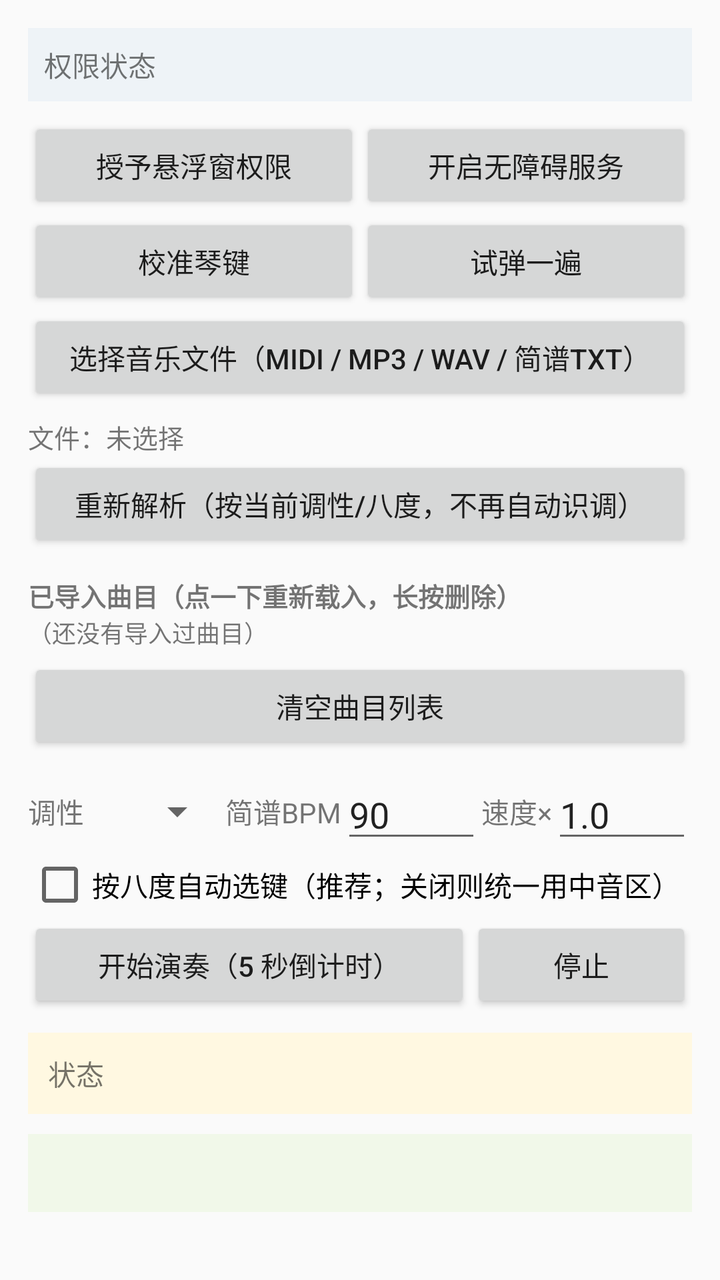
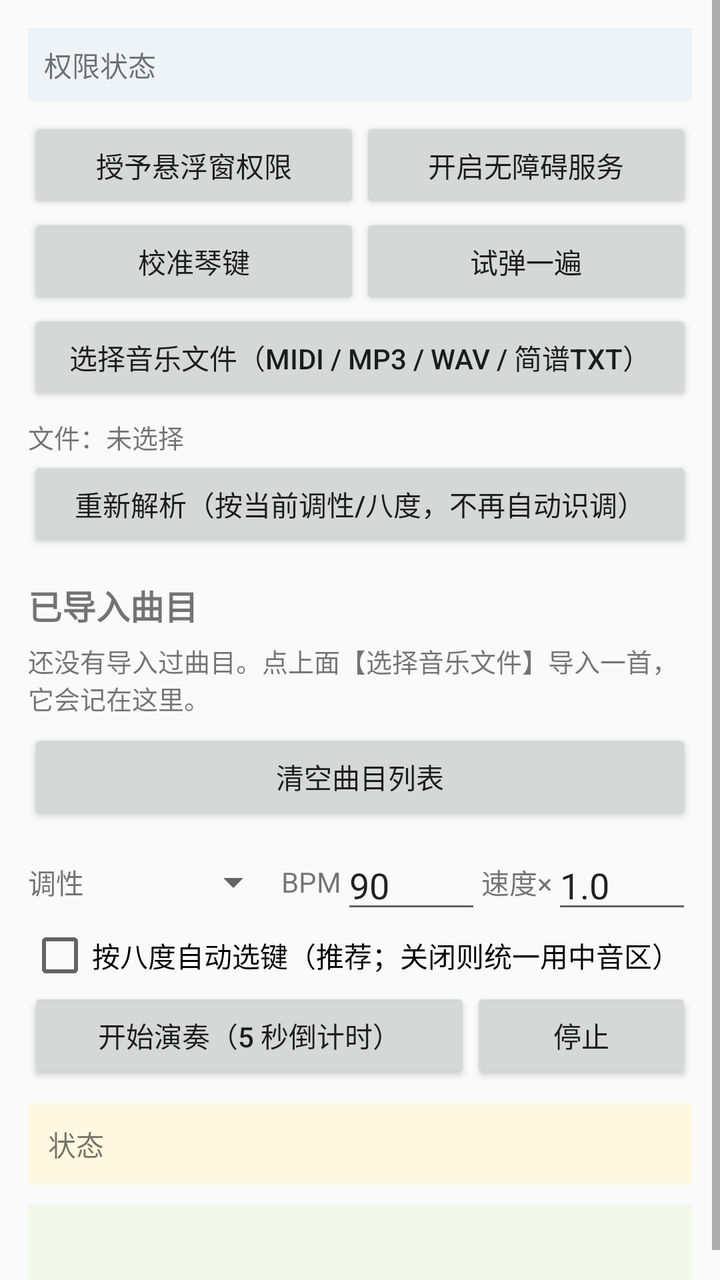

The first picture is an Android layout as it rendered before a commit; the second is the same layout after the commit. The layout source and the unified diff follow.
<!-- AndroidManifest.xml: application theme android:Theme.Material.Light.DarkActionBar -->
<!-- res/layout/activity_main.xml -->
<?xml version="1.0" encoding="utf-8"?>
<ScrollView xmlns:android="http://schemas.android.com/apk/res/android"
    android:layout_width="match_parent"
    android:layout_height="match_parent"
    android:fillViewport="true">

    <LinearLayout
        android:layout_width="match_parent"
        android:layout_height="wrap_content"
        android:orientation="vertical"
        android:padding="14dp">

        <TextView
            android:id="@+id/tv_perms"
            android:layout_width="match_parent"
            android:layout_height="wrap_content"
            android:background="#EEF3F7"
            android:padding="8dp"
            android:textSize="14sp"
            android:text="权限状态" />

        <LinearLayout
            android:layout_width="match_parent"
            android:layout_height="wrap_content"
            android:layout_marginTop="8dp"
            android:orientation="horizontal">

            <Button
                android:id="@+id/btn_overlay"
                android:layout_width="0dp"
                android:layout_height="wrap_content"
                android:layout_weight="1"
                android:text="授予悬浮窗权限" />

            <Button
                android:id="@+id/btn_access"
                android:layout_width="0dp"
                android:layout_height="wrap_content"
                android:layout_weight="1"
                android:text="开启无障碍服务" />
        </LinearLayout>

        <LinearLayout
            android:layout_width="match_parent"
            android:layout_height="wrap_content"
            android:orientation="horizontal">

            <Button
                android:id="@+id/btn_calibrate"
                android:layout_width="0dp"
                android:layout_height="wrap_content"
                android:layout_weight="1"
                android:text="校准琴键" />

            <Button
                android:id="@+id/btn_test"
                android:layout_width="0dp"
                android:layout_height="wrap_content"
                android:layout_weight="1"
                android:text="试弹一遍" />
        </LinearLayout>

        <Button
            android:id="@+id/btn_pick"
            android:layout_width="match_parent"
            android:layout_height="wrap_content"
            android:text="选择音乐文件（MIDI / MP3 / WAV / 简谱txt）" />

        <TextView
            android:id="@+id/tv_file"
            android:layout_width="match_parent"
            android:layout_height="wrap_content"
            android:paddingTop="6dp"
            android:text="文件：未选择"
            android:textSize="13sp" />

        <Button
            android:id="@+id/btn_reparse"
            android:layout_width="match_parent"
            android:layout_height="wrap_content"
            android:text="重新解析（按当前调性/八度，不再自动识调）" />

        <TextView
            android:layout_width="match_parent"
            android:layout_height="wrap_content"
            android:layout_marginTop="12dp"
            android:text="已导入曲目（点一下重新载入，长按删除）"
            android:textSize="13sp"
            android:textStyle="bold" />

        <LinearLayout
            android:id="@+id/list_songs"
            android:layout_width="match_parent"
            android:layout_height="wrap_content"
            android:orientation="vertical" />

        <TextView
            android:id="@+id/tv_library_empty"
            android:layout_width="match_parent"
            android:layout_height="wrap_content"
            android:paddingBottom="4dp"
            android:text="（还没有导入过曲目）"
            android:textSize="12sp" />

        <Button
            android:id="@+id/btn_clear_library"
            android:layout_width="match_parent"
            android:layout_height="wrap_content"
            android:text="清空曲目列表" />

        <LinearLayout
            android:layout_width="match_parent"
            android:layout_height="wrap_content"
            android:layout_marginTop="8dp"
            android:gravity="center_vertical"
            android:orientation="horizontal">

            <TextView
                android:layout_width="wrap_content"
                android:layout_height="wrap_content"
                android:text="调性" />

            <Spinner
                android:id="@+id/sp_key"
                android:layout_width="0dp"
                android:layout_height="wrap_content"
                android:layout_weight="1" />

            <TextView
                android:layout_width="wrap_content"
                android:layout_height="wrap_content"
                android:text="简谱BPM" />

            <EditText
                android:id="@+id/et_bpm"
                android:layout_width="70dp"
                android:layout_height="wrap_content"
                android:inputType="number"
                android:text="90" />

            <TextView
                android:layout_width="wrap_content"
                android:layout_height="wrap_content"
                android:text="速度×" />

            <EditText
                android:id="@+id/et_speed"
                android:layout_width="70dp"
                android:layout_height="wrap_content"
                android:inputType="numberDecimal"
                android:text="1.0" />
        </LinearLayout>

        <CheckBox
            android:id="@+id/cb_zero"
            android:layout_width="match_parent"
            android:layout_height="wrap_content"
            android:text="按八度自动选键（推荐；关闭则统一用中音区）" />

        <LinearLayout
            android:layout_width="match_parent"
            android:layout_height="wrap_content"
            android:orientation="horizontal">

            <Button
                android:id="@+id/btn_play"
                android:layout_width="0dp"
                android:layout_height="wrap_content"
                android:layout_weight="2"
                android:text="开始演奏（5 秒倒计时）" />

            <Button
                android:id="@+id/btn_stop"
                android:layout_width="0dp"
                android:layout_height="wrap_content"
                android:layout_weight="1"
                android:text="停止" />
        </LinearLayout>

        <TextView
            android:id="@+id/tv_status"
            android:layout_width="match_parent"
            android:layout_height="wrap_content"
            android:layout_marginTop="10dp"
            android:background="#FFF8E1"
            android:padding="10dp"
            android:textSize="14sp"
            android:text="状态" />

        <TextView
            android:id="@+id/tv_preview"
            android:layout_width="match_parent"
            android:layout_height="wrap_content"
            android:layout_marginTop="10dp"
            android:background="#F1F8E9"
            android:padding="10dp"
            android:textSize="14sp"
            android:typeface="monospace" />
    </LinearLayout>
</ScrollView>
<!-- resources referenced by this layout -->
<resources>

</resources>

<!-- the commit's change to res/layout/activity_main.xml (unified diff, before → after) -->
@@ -81,11 +81,13 @@
             android:text="重新解析（按当前调性/八度，不再自动识调）" />
 
         <TextView
-            android:layout_width="match_parent"
-            android:layout_height="wrap_content"
-            android:layout_marginTop="12dp"
-            android:text="已导入曲目（点一下重新载入，长按删除）"
-            android:textSize="13sp"
+            android:id="@+id/tv_library_title"
+            android:layout_width="match_parent"
+            android:layout_height="wrap_content"
+            android:layout_marginTop="14dp"
+            android:layout_marginBottom="6dp"
+            android:text="已导入曲目"
+            android:textSize="17sp"
             android:textStyle="bold" />
 
         <LinearLayout
@@ -98,9 +100,9 @@
             android:id="@+id/tv_library_empty"
             android:layout_width="match_parent"
             android:layout_height="wrap_content"
-            android:paddingBottom="4dp"
-            android:text="（还没有导入过曲目）"
-            android:textSize="12sp" />
+            android:paddingBottom="6dp"
+            android:text="还没有导入过曲目。点上面【选择音乐文件】导入一首，它会记在这里。"
+            android:textSize="13sp" />
 
         <Button
             android:id="@+id/btn_clear_library"
@@ -129,7 +131,7 @@
             <TextView
                 android:layout_width="wrap_content"
                 android:layout_height="wrap_content"
-                android:text="简谱BPM" />
+                android:text="BPM" />
 
             <EditText
                 android:id="@+id/et_bpm"
